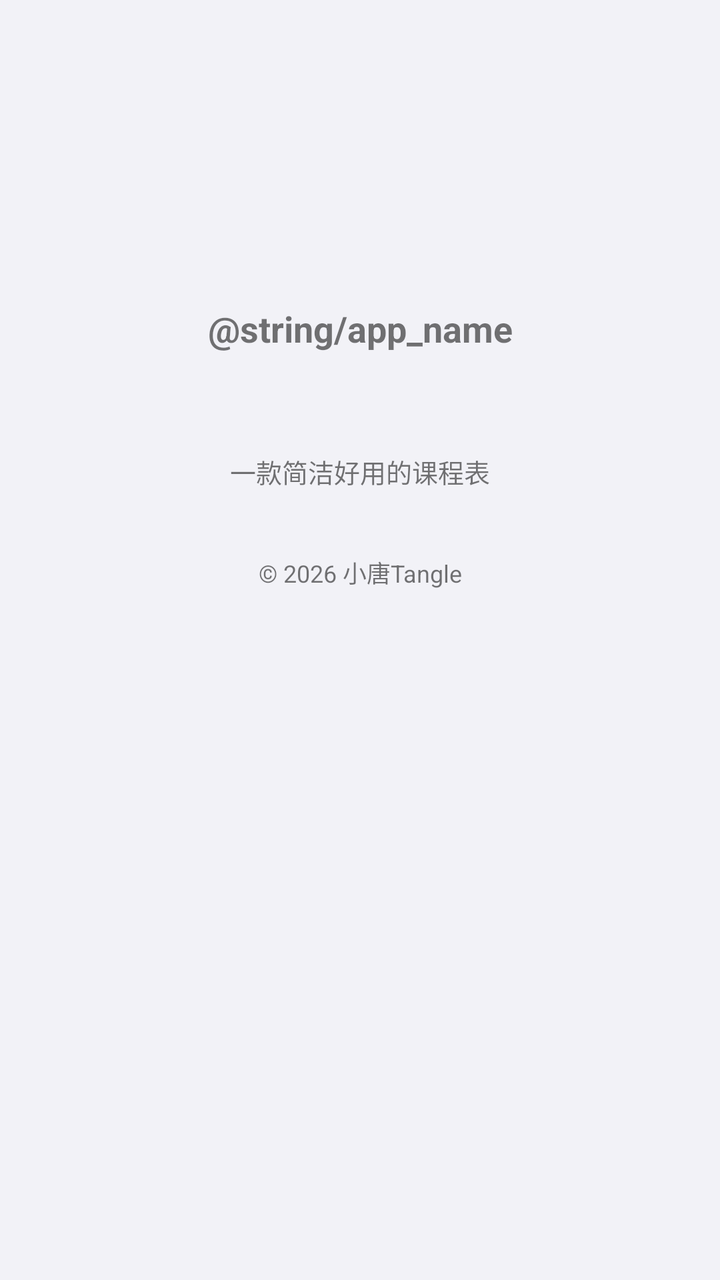
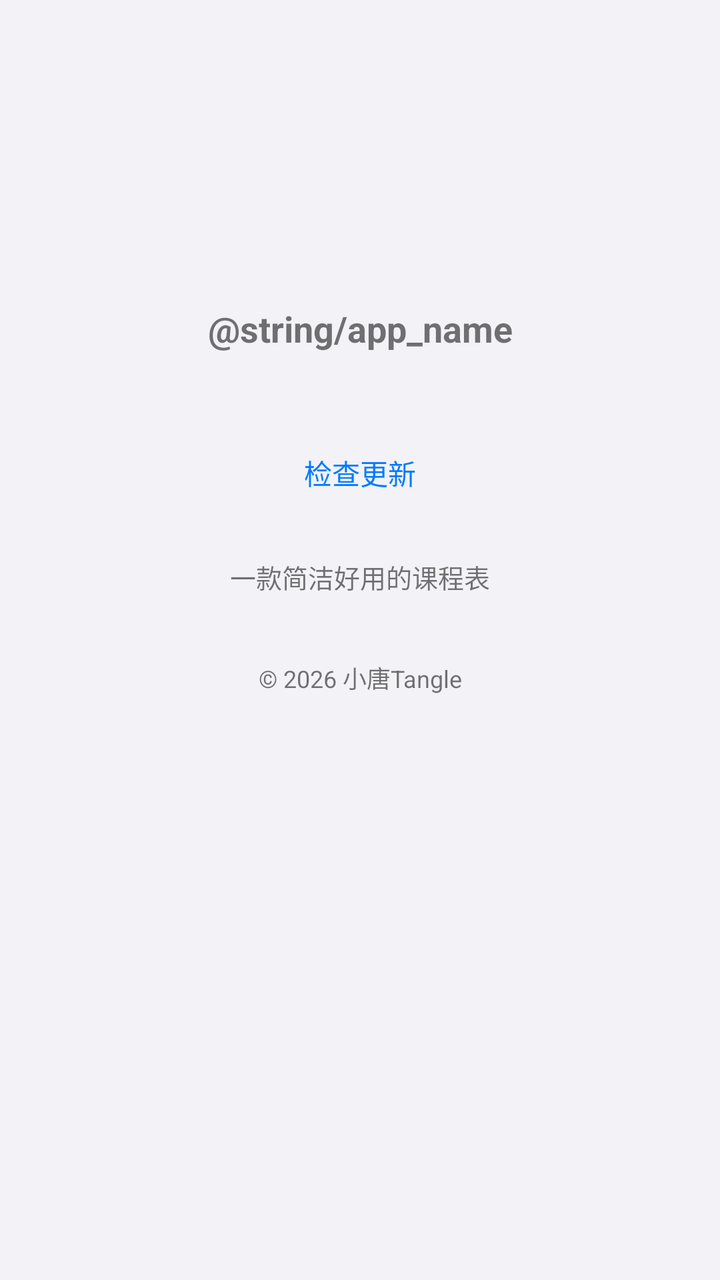

Screens rendered from an Android XML layout before and after an edit, with the pre-edit source and the edit as a unified diff.
<!-- AndroidManifest.xml: application theme AppTheme -->
<!-- res/layout/activity_about.xml -->
<?xml version="1.0" encoding="utf-8"?>
<androidx.appcompat.widget.LinearLayoutCompat xmlns:android="http://schemas.android.com/apk/res/android"
    xmlns:tools="http://schemas.android.com/tools"
    android:layout_width="match_parent"
    android:layout_height="match_parent"
    android:gravity="center_horizontal"
    android:orientation="vertical"
    tools:context=".intro.AboutActivity">

    <androidx.appcompat.widget.AppCompatImageView
        android:layout_width="72dp"
        android:layout_height="72dp"
        android:layout_marginTop="64dp"
        android:src="@mipmap/ic_launcher" />

    <androidx.appcompat.widget.AppCompatTextView
        android:layout_width="match_parent"
        android:layout_height="wrap_content"
        android:layout_marginTop="16dp"
        android:gravity="center_horizontal"
        android:text="@string/app_name"
        android:textSize="18sp"
        android:textStyle="bold" />

    <androidx.appcompat.widget.AppCompatTextView
        android:id="@+id/tv_version"
        android:layout_width="match_parent"
        android:layout_height="wrap_content"
        android:layout_marginTop="8dp"
        android:gravity="center_horizontal"
        android:textSize="13sp" />

    <androidx.appcompat.widget.AppCompatTextView
        android:layout_width="match_parent"
        android:layout_height="wrap_content"
        android:layout_marginTop="24dp"
        android:gravity="center_horizontal"
        android:text="一款简洁好用的课程表"
        android:textSize="13sp" />

    <androidx.appcompat.widget.AppCompatTextView
        android:layout_width="match_parent"
        android:layout_height="wrap_content"
        android:layout_marginTop="32dp"
        android:layout_marginBottom="240dp"
        android:gravity="center_horizontal"
        android:text="© 2026 小唐Tangle"
        android:textSize="12sp" />

</androidx.appcompat.widget.LinearLayoutCompat>
<!-- resources referenced by this layout -->
<resources>
  <!-- mipmap ic_launcher: png bitmap (drawable-xxhdpi, 13696 bytes) -->
  <style name="AppTheme" parent="Theme.MaterialComponents.DayNight.NoActionBar">
          <item name="colorPrimary">@color/colorPrimary</item>
          <item name="colorPrimaryDark">@color/colorPrimaryDark</item>
          <item name="colorAccent">@color/colorAccent</item>
          <item name="colorSecondary">@color/colorPrimary</item>
          <item name="android:windowBackground">@color/page_bg</item>
          <item name="coordinatorLayoutStyle">@style/Widget.Support.CoordinatorLayout</item>
          <item name="shapeAppearanceSmallComponent">@style/ShapeAppearance.MyApp.SmallComponent</item>
          <item name="shapeAppearanceMediumComponent">@style/ShapeAppearance.MyApp.MediumComponent</item>
          <item name="shapeAppearanceLargeComponent">@style/ShapeAppearance.MyApp.LargeComponent</item>
          <item name="verticalRecyclerViewStyle">@style/VerticalRecyclerView</item>
          <item name="android:windowSoftInputMode">adjustPan</item>
          <item name="windowActionModeOverlay">true</item>
          <item name="navigationViewStyle">@style/Widget.MyApp.NavigationView</item>
      </style>
  <color name="colorPrimary">#007AFF</color>
  <color name="colorPrimaryDark">#0066D6</color>
  <color name="colorAccent">#007AFF</color>
  <color name="page_bg">#F2F2F7</color>
  <style name="ShapeAppearance.MyApp.SmallComponent" parent="ShapeAppearance.MaterialComponents.SmallComponent">
          <item name="cornerFamily">rounded</item>
          <item name="cornerSize">16dp</item>
      </style>
  <style name="ShapeAppearance.MyApp.MediumComponent" parent="ShapeAppearance.MaterialComponents.MediumComponent">
          <item name="cornerFamily">rounded</item>
          <item name="cornerSize">16dp</item>
      </style>
  <style name="ShapeAppearance.MyApp.LargeComponent" parent="ShapeAppearance.MaterialComponents.LargeComponent">
          <item name="cornerFamily">rounded</item>
          <item name="cornerSize">16dp</item>
      </style>
  <style name="VerticalRecyclerView" parent="android:Widget">
          <item name="android:scrollbars">vertical</item>
      </style>
  <style name="Widget.MyApp.NavigationView" parent="Widget.MaterialComponents.NavigationView">
          <item name="itemIconSize">26dp</item>
          <item name="itemIconTint">@null</item>
          <item name="itemTextAppearanceInactive">@style/NavMenuItemTextInactive</item>
          <item name="itemTextAppearanceActive">@style/NavMenuItemTextActive</item>
          <item name="itemBackground">@drawable/nav_item_bg</item>
          <item name="android:listPreferredItemHeight">52dp</item>
          <item name="android:listPreferredItemHeightSmall">52dp</item>
      </style>
  <style name="NavMenuItemTextInactive" parent="TextAppearance.AppCompat.Body2">
          <item name="android:textSize">16sp</item>
          <item name="android:textColor">@color/text_primary</item>
      </style>
  <style name="NavMenuItemTextActive" parent="TextAppearance.AppCompat.Body2">
          <item name="android:textSize">16sp</item>
          <item name="android:textStyle">bold</item>
          <item name="android:textColor">@color/colorPrimary</item>
      </style>
  <!-- drawable nav_item_bg (drawable) -->
  <selector xmlns:android="http://schemas.android.com/apk/res/android">
      <item android:state_checked="true">
          <shape android:shape="rectangle">
              <solid android:color="#14007AFF" />
              <corners android:radius="10dp" />
          </shape>
      </item>
      <item>
          <shape android:shape="rectangle">
              <solid android:color="#00000000" />
              <corners android:radius="10dp" />
          </shape>
      </item>
  </selector>
  <color name="text_primary">#1C1C1E</color>
</resources>

<!-- the commit's change to res/layout/activity_about.xml (unified diff, before → after) -->
@@ -28,12 +28,27 @@
         android:layout_height="wrap_content"
         android:layout_marginTop="8dp"
         android:gravity="center_horizontal"
-        android:textSize="13sp" />
+            android:textSize="13sp" />
 
-    <androidx.appcompat.widget.AppCompatTextView
-        android:layout_width="match_parent"
-        android:layout_height="wrap_content"
-        android:layout_marginTop="24dp"
+        <androidx.appcompat.widget.AppCompatTextView
+            android:id="@+id/tv_check_update"
+            android:layout_width="wrap_content"
+            android:layout_height="wrap_content"
+            android:layout_marginTop="16dp"
+            android:background="?attr/selectableItemBackground"
+            android:paddingStart="16dp"
+            android:paddingEnd="16dp"
+            android:paddingTop="8dp"
+            android:paddingBottom="8dp"
+            android:gravity="center_horizontal"
+            android:text="检查更新"
+            android:textColor="?attr/colorAccent"
+            android:textSize="14sp" />
+
+        <androidx.appcompat.widget.AppCompatTextView
+            android:layout_width="match_parent"
+            android:layout_height="wrap_content"
+            android:layout_marginTop="24dp"
         android:gravity="center_horizontal"
         android:text="一款简洁好用的课程表"
         android:textSize="13sp" />
